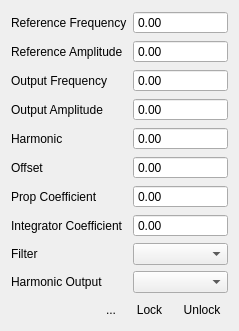
Above: digitalLock/ui/LockControl.ui from MonroeQuantumNetworks/IonControl before the change. Below: the same form after it.
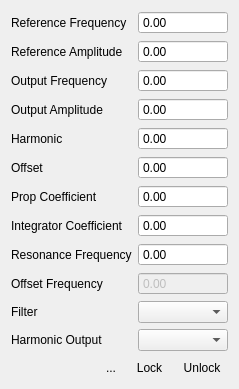
That is the form after the change. Icons and pictures are not drawn. Custom widgets are drawn as their Qt base class.

Diff of the .ui file:
```diff
--- a/digitalLock/ui/LockControl.ui
+++ b/digitalLock/ui/LockControl.ui
@@ -14,7 +14,7 @@
    <string>Form</string>
   </property>
   <layout class="QGridLayout" name="gridLayout">
-   <item row="6" column="0">
+   <item row="7" column="0">
     <widget class="QLabel" name="label_6">
      <property name="text">
       <string>Prop Coefficient</string>
@@ -24,7 +24,7 @@
      </property>
     </widget>
    </item>
-   <item row="11" column="0">
+   <item row="14" column="0">
     <spacer name="verticalSpacer">
      <property name="orientation">
       <enum>Qt::Vertical</enum>
@@ -37,7 +37,7 @@
      </property>
     </spacer>
    </item>
-   <item row="2" column="1">
+   <item row="3" column="1">
     <widget class="MagnitudeSpinBox" name="magOutputFreq">
      <property name="sizePolicy">
       <sizepolicy hsizetype="MinimumExpanding" vsizetype="Fixed">
@@ -50,7 +50,7 @@
      </property>
     </widget>
    </item>
-   <item row="3" column="0">
+   <item row="4" column="0">
     <widget class="QLabel" name="label_5">
      <property name="text">
       <string>Output Amplitude</string>
@@ -60,7 +60,7 @@
      </property>
     </widget>
    </item>
-   <item row="3" column="1">
+   <item row="4" column="1">
     <widget class="MagnitudeSpinBox" name="magOutputAmpl">
      <property name="sizePolicy">
       <sizepolicy hsizetype="MinimumExpanding" vsizetype="Fixed">
@@ -73,7 +73,7 @@
      </property>
     </widget>
    </item>
-   <item row="10" column="0" colspan="2">
+   <item row="13" column="0" colspan="2">
     <layout class="QHBoxLayout" name="horizontalLayout">
      <item>
       <spacer name="horizontalSpacer">
@@ -159,7 +159,7 @@
      </item>
     </layout>
    </item>
-   <item row="2" column="0">
+   <item row="3" column="0">
     <widget class="QLabel" name="label_2">
      <property name="text">
       <string>Output Frequency</string>
@@ -169,7 +169,7 @@
      </property>
     </widget>
    </item>
-   <item row="1" column="0">
+   <item row="2" column="0">
     <widget class="QLabel" name="label_4">
      <property name="text">
       <string>Reference Amplitude</string>
@@ -179,7 +179,7 @@
      </property>
     </widget>
    </item>
-   <item row="0" column="0">
+   <item row="1" column="0">
     <widget class="QLabel" name="label">
      <property name="text">
       <string>Reference Frequency</string>
@@ -189,7 +189,7 @@
      </property>
     </widget>
    </item>
-   <item row="5" column="0">
+   <item row="6" column="0">
     <widget class="QLabel" name="label_8">
      <property name="text">
       <string>Offset</string>
@@ -199,7 +199,7 @@
      </property>
     </widget>
    </item>
-   <item row="0" column="1">
+   <item row="1" column="1">
     <widget class="MagnitudeSpinBox" name="magReferenceFreq">
      <property name="sizePolicy">
       <sizepolicy hsizetype="MinimumExpanding" vsizetype="Fixed">
@@ -212,7 +212,7 @@
      </property>
     </widget>
    </item>
-   <item row="6" column="1">
+   <item row="7" column="1">
     <widget class="MagnitudeSpinBox" name="magPCoeff">
      <property name="sizePolicy">
       <sizepolicy hsizetype="MinimumExpanding" vsizetype="Fixed">
@@ -225,7 +225,7 @@
      </property>
     </widget>
    </item>
-   <item row="7" column="0">
+   <item row="8" column="0">
     <widget class="QLabel" name="label_7">
      <property name="text">
       <string>Integrator Coefficient</string>
@@ -235,20 +235,20 @@
      </property>
     </widget>
    </item>
-   <item row="4" column="1">
-    <widget class="MagnitudeSpinBox" name="magHarmonic">
-     <property name="sizePolicy">
-      <sizepolicy hsizetype="MinimumExpanding" vsizetype="Fixed">
-       <horstretch>0</horstretch>
-       <verstretch>0</verstretch>
-      </sizepolicy>
-     </property>
-     <property name="buttonSymbols">
-      <enum>QAbstractSpinBox::NoButtons</enum>
-     </property>
-    </widget>
-   </item>
    <item row="5" column="1">
+    <widget class="MagnitudeSpinBox" name="magHarmonic">
+     <property name="sizePolicy">
+      <sizepolicy hsizetype="MinimumExpanding" vsizetype="Fixed">
+       <horstretch>0</horstretch>
+       <verstretch>0</verstretch>
+      </sizepolicy>
+     </property>
+     <property name="buttonSymbols">
+      <enum>QAbstractSpinBox::NoButtons</enum>
+     </property>
+    </widget>
+   </item>
+   <item row="6" column="1">
     <widget class="MagnitudeSpinBox" name="magOffset">
      <property name="sizePolicy">
       <sizepolicy hsizetype="MinimumExpanding" vsizetype="Fixed">
@@ -261,7 +261,17 @@
      </property>
     </widget>
    </item>
-   <item row="1" column="1">
+   <item row="12" column="0">
+    <widget class="QLabel" name="label_10">
+     <property name="text">
+      <string>Harmonic Output</string>
+     </property>
+    </widget>
+   </item>
+   <item row="12" column="1">
+    <widget class="QComboBox" name="harmonicOutputCombo"/>
+   </item>
+   <item row="2" column="1">
     <widget class="MagnitudeSpinBox" name="magReferenceAmpl">
      <property name="sizePolicy">
       <sizepolicy hsizetype="MinimumExpanding" vsizetype="Fixed">
@@ -274,7 +284,7 @@
      </property>
     </widget>
    </item>
-   <item row="7" column="1">
+   <item row="8" column="1">
     <widget class="MagnitudeSpinBox" name="magICoeff">
      <property name="sizePolicy">
       <sizepolicy hsizetype="MinimumExpanding" vsizetype="Fixed">
@@ -287,7 +297,7 @@
      </property>
     </widget>
    </item>
-   <item row="4" column="0">
+   <item row="5" column="0">
     <widget class="QLabel" name="label_3">
      <property name="text">
       <string>Harmonic</string>
@@ -297,25 +307,61 @@
      </property>
     </widget>
    </item>
-   <item row="8" column="0">
+   <item row="11" column="0">
     <widget class="QLabel" name="label_9">
      <property name="text">
       <string>Filter</string>
      </property>
     </widget>
    </item>
-   <item row="8" column="1">
+   <item row="11" column="1">
     <widget class="QComboBox" name="filterCombo"/>
    </item>
-   <item row="9" column="0">
-    <widget class="QLabel" name="label_10">
-     <property name="text">
-      <string>Harmonic Output</string>
-     </property>
-    </widget>
-   </item>
    <item row="9" column="1">
-    <widget class="QComboBox" name="harmonicOutputCombo"/>
+    <widget class="MagnitudeSpinBox" name="magResonanceFreq">
+     <property name="sizePolicy">
+      <sizepolicy hsizetype="MinimumExpanding" vsizetype="Fixed">
+       <horstretch>0</horstretch>
+       <verstretch>0</verstretch>
+      </sizepolicy>
+     </property>
+     <property name="buttonSymbols">
+      <enum>QAbstractSpinBox::NoButtons</enum>
+     </property>
+    </widget>
+   </item>
+   <item row="9" column="0">
+    <widget class="QLabel" name="label_11">
+     <property name="text">
+      <string>Resonance Frequency</string>
+     </property>
+    </widget>
+   </item>
+   <item row="10" column="0">
+    <widget class="QLabel" name="label_12">
+     <property name="text">
+      <string>Offset Frequency</string>
+     </property>
+    </widget>
+   </item>
+   <item row="10" column="1">
+    <widget class="MagnitudeSpinBox" name="magOffsetFreq">
+     <property name="enabled">
+      <bool>false</bool>
+     </property>
+     <property name="sizePolicy">
+      <sizepolicy hsizetype="MinimumExpanding" vsizetype="Fixed">
+       <horstretch>0</horstretch>
+       <verstretch>0</verstretch>
+      </sizepolicy>
+     </property>
+     <property name="readOnly">
+      <bool>true</bool>
+     </property>
+     <property name="buttonSymbols">
+      <enum>QAbstractSpinBox::NoButtons</enum>
+     </property>
+    </widget>
    </item>
   </layout>
  </widget>
```
